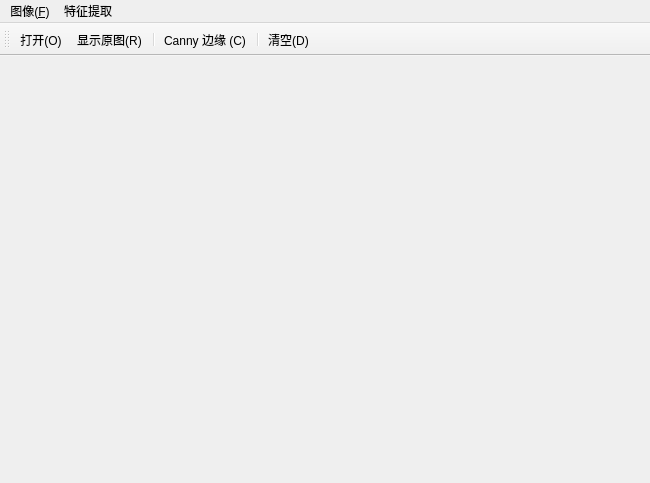
Above: mainwindow.ui from WHULS/ImageFactory before the change. Below: the same form after it.
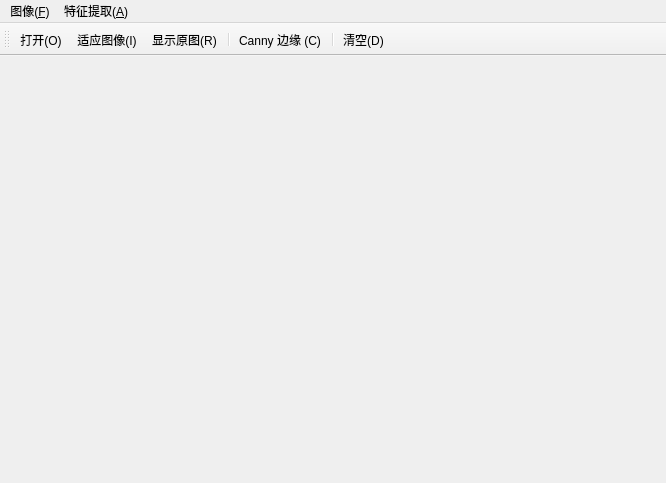
That is the form after the change. Icons and pictures are not drawn.

```diff
--- a/mainwindow.ui
+++ b/mainwindow.ui
@@ -6,7 +6,7 @@
    <rect>
     <x>0</x>
     <y>0</y>
-    <width>650</width>
+    <width>666</width>
     <height>483</height>
    </rect>
   </property>
@@ -25,6 +25,7 @@
     <bool>false</bool>
    </attribute>
    <addaction name="image_open"/>
+   <addaction name="fit_to_image"/>
    <addaction name="show_srcImage"/>
    <addaction name="separator"/>
    <addaction name="edge_canny"/>
@@ -36,7 +37,7 @@
     <rect>
      <x>0</x>
      <y>0</y>
-     <width>650</width>
+     <width>666</width>
      <height>23</height>
     </rect>
    </property>
@@ -48,7 +49,7 @@
    </widget>
    <widget class="QMenu" name="menu">
     <property name="title">
-     <string>特征提取</string>
+     <string>特征提取(&amp;A)</string>
     </property>
     <addaction name="edge_canny"/>
    </widget>
@@ -109,6 +110,18 @@
     <string>显示原图(&amp;R)</string>
    </property>
   </action>
+  <action name="fit_to_image">
+   <property name="icon">
+    <iconset resource="icons.qrc">
+     <normaloff>:/images/images/resize.png</normaloff>:/images/images/resize.png</iconset>
+   </property>
+   <property name="text">
+    <string>适应图像(&amp;I)</string>
+   </property>
+   <property name="shortcut">
+    <string>Shift+F</string>
+   </property>
+  </action>
  </widget>
  <layoutdefault spacing="6" margin="11"/>
  <resources>
```
Left out of the diff: 4 changed lines with no effect on the pictures.
